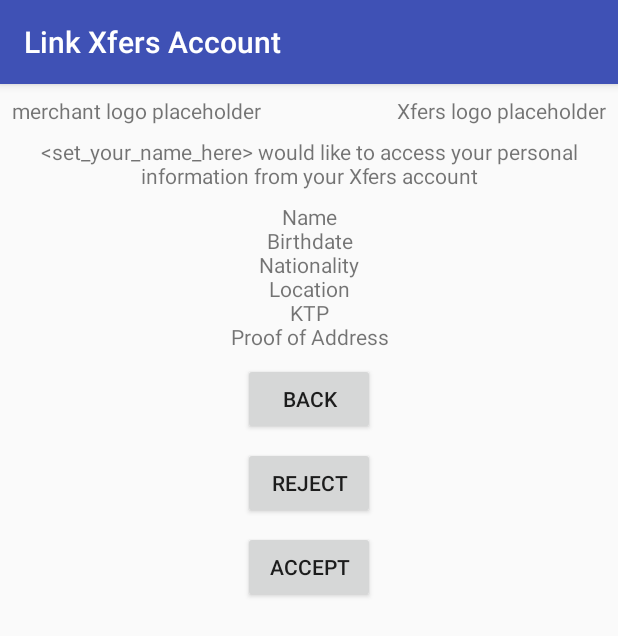
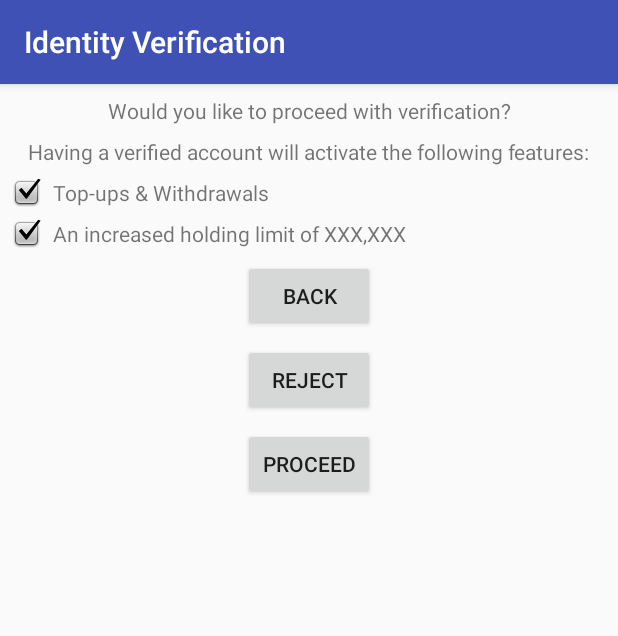
Before and after one commit to aamsur/xfers-sdk, an Android app: the ConnectOTPActivity screen opened directly, with no data from a screen before it, after a tap on "NEXT", on a phone screen of 412 x 824 dp. Shown: the top 636 px of the screen. Run offline under Robolectric (Android 15) with nearby library versions, the phone set to English and light mode, and no system bars.

Commit message:
Add Connect Identity Verification Activity

```diff
--- a/Android/xfers_sdk/src/main/AndroidManifest.xml
+++ b/Android/xfers_sdk/src/main/AndroidManifest.xml
@@ -7,7 +7,8 @@
         <activity android:name=".view.ConnectPhoneActivity" />
         <activity android:name=".view.ConnectOTPActivity" />
         <activity android:name=".view.ConnectShareKYCActivity" />
-        <activity android:name=".view.ConnectLinkSuccessfulActivity"></activity>
+        <activity android:name=".view.ConnectLinkSuccessfulActivity" />
+        <activity android:name=".view.ConnectIdentityVerificationActivity"></activity>
     </application>
 
 </manifest>
--- /dev/null
+++ b/Android/xfers_sdk/src/main/java/com/xfers/xfers_sdk/view/ConnectIdentityVerificationActivity.kt
@@ -0,0 +1,30 @@
+package com.xfers.xfers_sdk.view
+
+import android.content.Intent
+import android.support.v7.app.AppCompatActivity
+import android.os.Bundle
+import android.view.View
+import com.xfers.xfers_sdk.R
+
+class ConnectIdentityVerificationActivity : AppCompatActivity() {
+
+    override fun onCreate(savedInstanceState: Bundle?) {
+        super.onCreate(savedInstanceState)
+        setContentView(R.layout.activity_connect_identity_verification)
+
+        title = "Identity Verification"
+    }
+
+    // TODO: To be removed, for development purposes only
+    fun onClickBack(view: View) {
+        finish()
+    }
+
+    fun onClickReject(view: View) {
+        startActivity(Intent(this, ConnectLinkSuccessfulActivity::class.java))
+    }
+
+    fun onClickProceed(view: View) {
+        startActivity(Intent(this, ComingSoonActivity::class.java))
+    }
+}
--- a/Android/xfers_sdk/src/main/java/com/xfers/xfers_sdk/view/ConnectOTPActivity.kt
+++ b/Android/xfers_sdk/src/main/java/com/xfers/xfers_sdk/view/ConnectOTPActivity.kt
@@ -22,15 +22,16 @@ class ConnectOTPActivity : AppCompatActivity() {
     fun onClickNext(view: View) {
         // TODO: Ping merchant's connect OTP API URL
 
-        val isUserExistingVerified = true
-        val isUserExistingUnverified = false
+        // TODO: Set dynamically based on user status, for now hardcode to be able to develop
+        val isUserExistingVerified = false
+        val isUserExistingUnverified = true
         val isUserNewUser = false
 
         // TODO: present the appropriate pages
         when {
             isUserExistingVerified -> startActivity(Intent(this, ConnectShareKYCActivity::class.java))
-            isUserExistingUnverified -> true
-            isUserNewUser -> true
+            isUserExistingUnverified -> startActivity(Intent(this, ConnectIdentityVerificationActivity::class.java))
+            isUserNewUser -> startActivity(Intent(this, ConnectIdentityVerificationActivity::class.java))
         }
     }
 }
--- /dev/null
+++ b/Android/xfers_sdk/src/main/res/layout/activity_connect_identity_verification.xml
@@ -0,0 +1,114 @@
+<?xml version="1.0" encoding="utf-8"?>
+<android.support.constraint.ConstraintLayout xmlns:android="http://schemas.android.com/apk/res/android"
+    xmlns:app="http://schemas.android.com/apk/res-auto"
+    xmlns:tools="http://schemas.android.com/tools"
+    android:layout_width="match_parent"
+    android:layout_height="match_parent"
+    tools:context=".view.ConnectIdentityVerificationActivity">
+
+    <TextView
+        android:id="@+id/connectIdentityVerificationProceedTextView"
+        android:layout_width="wrap_content"
+        android:layout_height="wrap_content"
+        android:layout_marginTop="8dp"
+        android:gravity="center"
+        android:text="Would you like to proceed with verification?"
+        app:layout_constraintEnd_toEndOf="parent"
+        app:layout_constraintHorizontal_bias="0.5"
+        app:layout_constraintStart_toStartOf="parent"
+        app:layout_constraintTop_toTopOf="parent" />
+
+    <TextView
+        android:id="@+id/connectIdentityVerificationActivateTextView"
+        android:layout_width="wrap_content"
+        android:layout_height="wrap_content"
+        android:layout_marginEnd="8dp"
+        android:layout_marginLeft="8dp"
+        android:layout_marginRight="8dp"
+        android:layout_marginStart="8dp"
+        android:layout_marginTop="8dp"
+        android:text="Having a verified account will activate the following features:"
+        app:layout_constraintEnd_toEndOf="parent"
+        app:layout_constraintStart_toStartOf="parent"
+        app:layout_constraintTop_toBottomOf="@+id/connectIdentityVerificationProceedTextView" />
+
+    <ImageView
+        android:id="@+id/connectIdentitiyVerificationTopupImageView"
+        android:layout_width="wrap_content"
+        android:layout_height="wrap_content"
+        android:layout_marginLeft="8dp"
+        android:layout_marginStart="8dp"
+        android:layout_marginTop="8dp"
+        app:layout_constraintStart_toStartOf="parent"
+        app:layout_constraintTop_toBottomOf="@+id/connectIdentityVerificationActivateTextView"
+        app:srcCompat="@android:drawable/checkbox_on_background" />
+
+    <ImageView
+        android:id="@+id/connectIdentityVerificationHoldingLimitImageView"
+        android:layout_width="wrap_content"
+        android:layout_height="wrap_content"
+        android:layout_marginLeft="8dp"
+        android:layout_marginStart="8dp"
+        android:layout_marginTop="8dp"
+        app:layout_constraintStart_toStartOf="parent"
+        app:layout_constraintTop_toBottomOf="@+id/connectIdentitiyVerificationTopupImageView"
+        app:srcCompat="@android:drawable/checkbox_on_background" />
+
+    <TextView
+        android:id="@+id/connectIdentityVerificationTopupsTextView"
+        android:layout_width="wrap_content"
+        android:layout_height="wrap_content"
+        android:layout_marginLeft="8dp"
+        android:layout_marginStart="8dp"
+        android:layout_marginTop="8dp"
+        android:text="Top-ups &amp; Withdrawals"
+        app:layout_constraintStart_toEndOf="@+id/connectIdentitiyVerificationTopupImageView"
+        app:layout_constraintTop_toBottomOf="@+id/connectIdentityVerificationActivateTextView" />
+
+    <TextView
+        android:id="@+id/connectIdentityVerificationHoldingLimitTextView"
+        android:layout_width="wrap_content"
+        android:layout_height="wrap_content"
+        android:layout_marginLeft="8dp"
+        android:layout_marginStart="8dp"
+        android:layout_marginTop="8dp"
+        android:text="An increased holding limit of XXX,XXX"
+        app:layout_constraintStart_toEndOf="@+id/connectIdentityVerificationHoldingLimitImageView"
+        app:layout_constraintTop_toBottomOf="@+id/connectIdentityVerificationTopupsTextView" />
+
+    <Button
+        android:id="@+id/connectIdentityVerificationBackButton"
+        android:layout_width="wrap_content"
+        android:layout_height="wrap_content"
+        android:layout_marginTop="8dp"
+        android:onClick="onClickBack"
+        android:text="Back"
+        app:layout_constraintEnd_toEndOf="parent"
+        app:layout_constraintHorizontal_bias="0.5"
+        app:layout_constraintStart_toStartOf="parent"
+        app:layout_constraintTop_toBottomOf="@+id/connectIdentityVerificationHoldingLimitTextView" />
+
+    <Button
+        android:id="@+id/connectIdentityVerificationLaterButton"
+        android:layout_width="wrap_content"
+        android:layout_height="wrap_content"
+        android:layout_marginTop="8dp"
+        android:onClick="onClickReject"
+        android:text="Reject"
+        app:layout_constraintEnd_toEndOf="parent"
+        app:layout_constraintHorizontal_bias="0.5"
+        app:layout_constraintStart_toStartOf="parent"
+        app:layout_constraintTop_toBottomOf="@+id/connectIdentityVerificationBackButton" />
+
+    <Button
+        android:id="@+id/connectIdentityVerificationProceedButton"
+        android:layout_width="wrap_content"
+        android:layout_height="wrap_content"
+        android:layout_marginTop="8dp"
+        android:onClick="onClickProceed"
+        android:text="Proceed"
+        app:layout_constraintEnd_toEndOf="parent"
+        app:layout_constraintHorizontal_bias="0.5"
+        app:layout_constraintStart_toStartOf="parent"
+        app:layout_constraintTop_toBottomOf="@+id/connectIdentityVerificationLaterButton" />
+</android.support.constraint.ConstraintLayout>
```
